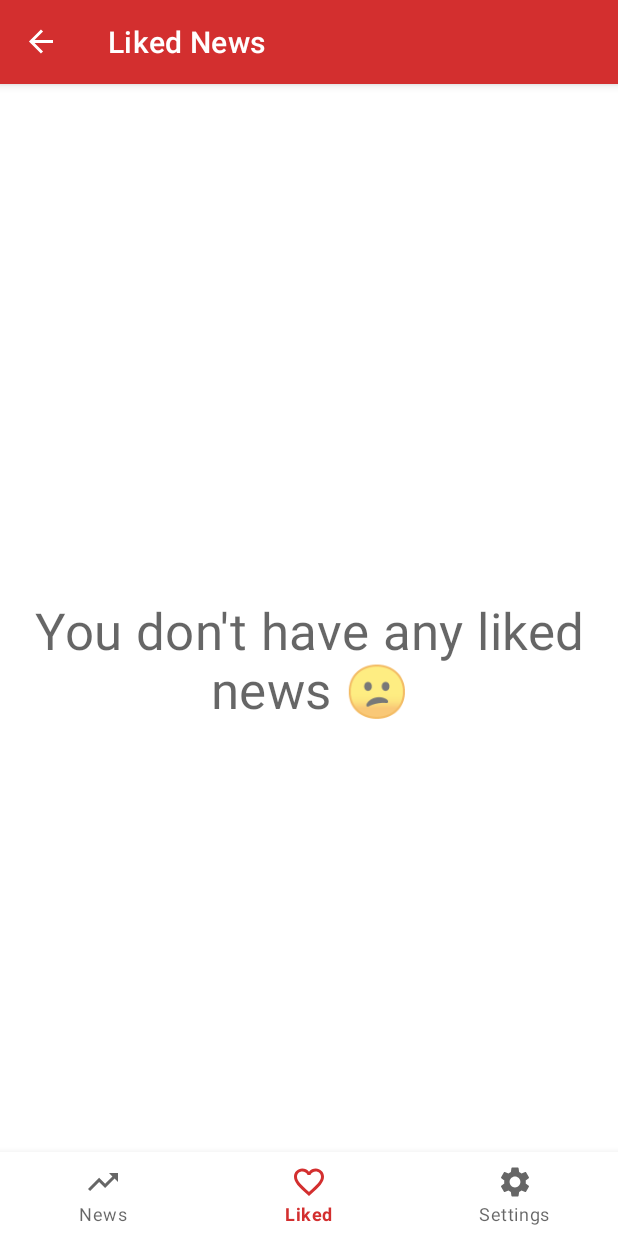
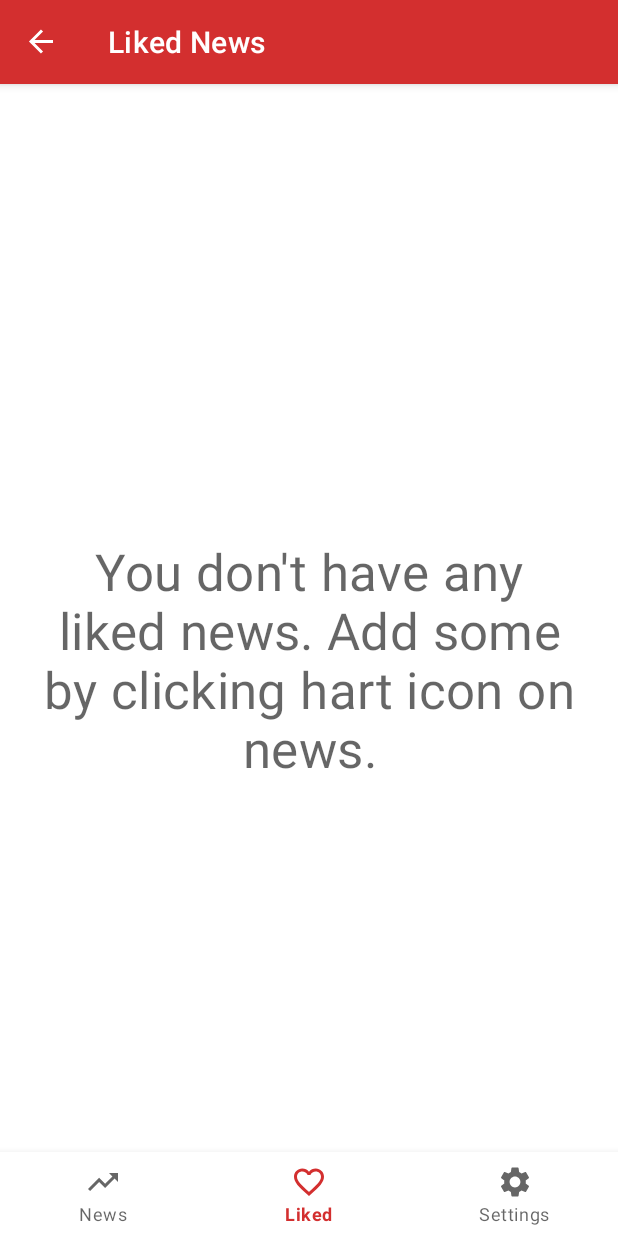
Before and after one commit to CzarqR/Newsi, an Android app: the screen it shows after launch (MainActivity), item 2 of the bottom bar chosen, on a phone screen of 412 x 824 dp. Run offline under Robolectric (Android 15) with nearby library versions, the phone set to English and light mode, and no system bars; our stand-ins replace Dagger/Hilt's generated code, Room's generated code, Timber, navigation-ui, paging; libraries missing offline, so code that uses them is left out: androidx.hilt, androidx.hilt.lifecycle, androidx.hilt.work, com.myniprojects.livesh; 5 statements that could not run were skipped.

Commit message:
Info about empty result, refresh bug fix, glide error changes, notification hot news

```diff
--- a/app/src/main/java/com/myniprojects/newsi/db/AppDatabase.kt
+++ b/app/src/main/java/com/myniprojects/newsi/db/AppDatabase.kt
@@ -15,7 +15,7 @@ import com.myniprojects.newsi.domain.News
 )
 abstract class AppDatabase : RoomDatabase()
 {
-    abstract val newsDao: NewsDao
+    abstract val cacheNewsDao: NewsDao
     abstract val remoteKeysDao: RemoteKeysDao
     abstract val domainNewsDao: DomainNewsDao
 }
--- a/app/src/main/java/com/myniprojects/newsi/db/NewsDao.kt
+++ b/app/src/main/java/com/myniprojects/newsi/db/NewsDao.kt
@@ -1,5 +1,6 @@
 package com.myniprojects.newsi.db
 
+import androidx.lifecycle.LiveData
 import androidx.paging.PagingSource
 import androidx.room.Dao
 import androidx.room.Insert
@@ -24,4 +25,7 @@ interface NewsDao
 
     @Query("UPDATE news_entity SET isLiked = :isLiked WHERE url = :url")
     suspend fun changeLike(isLiked: Boolean, url: String)
+
+    @Query("SELECT COUNT(url) FROM news_entity")
+    fun countLiked(): LiveData<Long>
 }
--- a/app/src/main/java/com/myniprojects/newsi/di/DatabaseModule.kt
+++ b/app/src/main/java/com/myniprojects/newsi/di/DatabaseModule.kt
@@ -29,5 +29,5 @@ object DatabaseModule
 
     @Singleton
     @Provides
-    fun provideNewsDao(db: AppDatabase): NewsDao = db.newsDao
+    fun provideNewsDao(db: AppDatabase): NewsDao = db.cacheNewsDao
 }
--- a/app/src/main/java/com/myniprojects/newsi/repository/MainRepository.kt
+++ b/app/src/main/java/com/myniprojects/newsi/repository/MainRepository.kt
@@ -35,7 +35,7 @@ class NewsRepository @Inject constructor(
     fun getSearchResultStream(searchKey: String?): Flow<PagingData<News>>
     {
         Timber.d("getSearchResultStream")
-        val pagingSourceFactory = { database.newsDao.getNews() }
+        val pagingSourceFactory = { database.cacheNewsDao.getNews() }
 
         return Pager(
             config = PagingConfig(
--- a/app/src/main/java/com/myniprojects/newsi/repository/NewsRemoteMediator.kt
+++ b/app/src/main/java/com/myniprojects/newsi/repository/NewsRemoteMediator.kt
@@ -83,7 +83,7 @@ class NewsRemoteMediator @Inject constructor(
                 {
                     Timber.d("Clear db")
                     database.remoteKeysDao.clearRemoteKeys()
-                    database.newsDao.clearNews()
+                    database.cacheNewsDao.clearNews()
                 }
 
                 val prevKey = if (page == NEWS_STARTING_PAGE_INDEX) null else page - 1
@@ -97,7 +97,7 @@ class NewsRemoteMediator @Inject constructor(
                 }
 
                 database.remoteKeysDao.insertAll(keys)
-                database.newsDao.insertAll(networkToEntityMapper.mapToNewModelList(news))
+                database.cacheNewsDao.insertAll(networkToEntityMapper.mapToNewModelList(news))
             }
             return MediatorResult.Success(endOfPaginationReached = endOfPaginationReached)
         }
--- a/app/src/main/java/com/myniprojects/newsi/ui/BaseApplication.kt
+++ b/app/src/main/java/com/myniprojects/newsi/ui/BaseApplication.kt
@@ -7,16 +7,14 @@ import android.content.SharedPreferences
 import android.content.res.Configuration
 import android.os.Build
 import androidx.hilt.work.HiltWorkerFactory
-import androidx.work.Constraints
-import androidx.work.ExistingPeriodicWorkPolicy
-import androidx.work.PeriodicWorkRequestBuilder
-import androidx.work.WorkManager
+import androidx.work.*
 import com.myniprojects.newsi.BuildConfig
 import com.myniprojects.newsi.R
 import com.myniprojects.newsi.utils.Constants.CHANNEL_FRESH_NEWS_ID
 import com.myniprojects.newsi.utils.Constants.DARK_MODE_SH
 import com.myniprojects.newsi.utils.Constants.FIRST_RUN_SH
 import com.myniprojects.newsi.utils.Constants.LAST_RUN_SH
+import com.myniprojects.newsi.utils.Constants.LOAD_DEFAULT_TIME
 import com.myniprojects.newsi.utils.Constants.REFRESH_WORK_NAME
 import com.myniprojects.newsi.wrok.RefreshDataWorker
 import dagger.hilt.android.HiltAndroidApp
@@ -90,17 +88,15 @@ class BaseApplication : Application(), androidx.work.Configuration.Provider
     private fun setupRecurringWork()
     {
         val constraints = Constraints.Builder()
-//            .setRequiredNetworkType(NetworkType.UNMETERED)
-//            .setRequiresBatteryNotLow(true)
-//            .setRequiresCharging(true)
-            .apply {
-//                if (Build.VERSION.SDK_INT >= Build.VERSION_CODES.M)
-//                {
-//                    setRequiresDeviceIdle(true)
-//                }
-            }.build()
+            .setRequiredNetworkType(NetworkType.UNMETERED)
+            .setRequiresBatteryNotLow(true)
+//            .setRequiresCharging(true) // do not require charging
+            .build()
 
-        val repeatingRequest = PeriodicWorkRequestBuilder<RefreshDataWorker>(1, TimeUnit.MINUTES)
+        val repeatingRequest = PeriodicWorkRequestBuilder<RefreshDataWorker>(
+            LOAD_DEFAULT_TIME,
+            TimeUnit.HOURS
+        )
             .setConstraints(constraints)
             .build()
 
--- a/app/src/main/java/com/myniprojects/newsi/ui/MainActivity.kt
+++ b/app/src/main/java/com/myniprojects/newsi/ui/MainActivity.kt
@@ -15,9 +15,8 @@ import androidx.navigation.ui.NavigationUI
 import androidx.navigation.ui.setupWithNavController
 import com.myniprojects.newsi.R
 import com.myniprojects.newsi.databinding.ActivityMainBinding
-import com.myniprojects.newsi.utils.Constants.FRESH_NEWS_NOTIFICATION_ID
+import com.myniprojects.newsi.utils.Constants.HOT_NEWS
 import com.myniprojects.newsi.utils.Constants.SEARCH_INPUT_KEY
-import com.myniprojects.newsi.utils.createFreshNewsNotification
 import com.myniprojects.newsi.viewmodel.MainViewModel
 import dagger.hilt.android.AndroidEntryPoint
 import timber.log.Timber
@@ -42,9 +41,21 @@ class MainActivity : AppCompatActivity()
         setContentView(binding.root)
 
         receiveInput()
-
         setupNavigation()
 
+        initNotification()
+    }
+
+    private fun initNotification()
+    {
+        notificationManager = if (android.os.Build.VERSION.SDK_INT >= android.os.Build.VERSION_CODES.M)
+        {
+            getSystemService(NotificationManager::class.java)
+        }
+        else
+        {
+            getSystemService(Context.NOTIFICATION_SERVICE) as NotificationManager
+        }
         notificationManager?.cancelAll() // clear all notification
     }
 
@@ -90,15 +101,22 @@ class MainActivity : AppCompatActivity()
                 R.id.newsFragment ->
                 {
                     binding.bottomNavigationView.visibility = View.GONE
+                    binding.chipsQuickSearch.visibility = View.GONE
                 }
                 R.id.settingsFragment ->
                 {
                     binding.bottomNavigationView.visibility = View.VISIBLE
-
+                    binding.chipsQuickSearch.visibility = View.GONE
                 }
-                else ->
+                R.id.homeFragment ->
                 {
                     binding.bottomNavigationView.visibility = View.VISIBLE
+                    binding.chipsQuickSearch.visibility = View.VISIBLE
+                }
+                R.id.likedFragment ->
+                {
+                    binding.bottomNavigationView.visibility = View.VISIBLE
+                    binding.chipsQuickSearch.visibility = View.GONE
                 }
             }
         }
@@ -111,9 +129,22 @@ class MainActivity : AppCompatActivity()
 
     private fun receiveInput()
     {
+        // search keyword
         val intent = this.intent
         val remoteInput = RemoteInput.getResultsFromIntent(intent)
-        viewModel.submittedKey = remoteInput?.getCharSequence(SEARCH_INPUT_KEY)?.toString()
-        notificationManager?.cancelAll()
+
+        remoteInput?.getCharSequence(SEARCH_INPUT_KEY)?.toString()?.let {
+            Timber.d("Received search keyword $it")
+            viewModel.submittedKey = it
+            return
+        }
+
+        // hot news
+        getIntent()?.getStringExtra(HOT_NEWS.first)?.let {
+            Timber.d("Received intent hot news search keyword $it")
+            viewModel.submittedKey = it
+            return
+        }
+
     }
 }
--- a/app/src/main/java/com/myniprojects/newsi/ui/fragments/HomeFragment.kt
+++ b/app/src/main/java/com/myniprojects/newsi/ui/fragments/HomeFragment.kt
@@ -9,6 +9,7 @@ import androidx.fragment.app.activityViewModels
 import androidx.lifecycle.lifecycleScope
 import androidx.navigation.fragment.findNavController
 import androidx.paging.LoadState
+import com.myniprojects.newsi.R
 import com.myniprojects.newsi.adapters.newsrecycler.NewsClickListener
 import com.myniprojects.newsi.adapters.newsrecycler.NewsLoadStateAdapter
 import com.myniprojects.newsi.adapters.newsrecycler.NewsRecyclerAdapter
@@ -19,11 +20,12 @@ import com.myniprojects.newsi.utils.openWeb
 import com.myniprojects.newsi.utils.showSnackbarWithCancellation
 import com.myniprojects.newsi.viewmodel.MainViewModel
 import dagger.hilt.android.AndroidEntryPoint
+import kotlinx.coroutines.Dispatchers
 import kotlinx.coroutines.Job
 import kotlinx.coroutines.flow.collectLatest
 import kotlinx.coroutines.launch
+import kotlinx.coroutines.withContext
 import timber.log.Timber
-import com.myniprojects.newsi.R
 
 @AndroidEntryPoint
 class HomeFragment : Fragment(R.layout.fragment_home)
@@ -37,12 +39,12 @@ class HomeFragment : Fragment(R.layout.fragment_home)
     private var searchJob: Job? = null
 
     // passing null will get trending news, giving any not empty string will search news by keyword
-    private fun search()
+    private fun search(forceNewLoad: Boolean = false)
     {
         // Make sure we cancel the previous job before creating a new one
         searchJob?.cancel()
         searchJob = lifecycleScope.launch {
-            viewModel.searchNews().collectLatest {
+            viewModel.searchNews(forceNewLoad).collectLatest {
                 newsRecyclerAdapter.submitData(it)
             }
         }
@@ -70,8 +72,32 @@ class HomeFragment : Fragment(R.layout.fragment_home)
     {
         viewModel.scrollPosHome.observe(viewLifecycleOwner, {
             it?.let {
-                Timber.d("Observed ${this.hashCode()} $it")
                 binding.recViewNews.layoutManager?.onRestoreInstanceState(it)
+            }
+        })
+
+        viewModel.countHomeNews.observe(viewLifecycleOwner, {
+            it?.let {
+                lifecycleScope.launch {
+                    newsRecyclerAdapter.loadStateFlow.collectLatest { loadSate ->
+                        withContext(Dispatchers.Main)
+                        {
+                            when (loadSate.mediator?.refresh)
+                            {
+                                is LoadState.NotLoading ->
+                                {
+                                    binding.txtNotFound.isVisible = it == 0L
+                                }
+                                LoadState.Loading, is LoadState.Error ->
+                                {
+                                    binding.txtNotFound.isVisible = false
+                                }
+                            }
+                        }
+
+                    }
+                }
+                binding.txtNotFound.isVisible = it <= 0
             }
         })
     }
@@ -235,7 +261,8 @@ class HomeFragment : Fragment(R.layout.fragment_home)
             R.id.itemRefresh ->
             {
                 Timber.d("Refresh")
-                newsRecyclerAdapter.refresh()
+//                newsRecyclerAdapter.refresh()
+                search(true)
                 true
             }
             else ->
--- a/app/src/main/java/com/myniprojects/newsi/utils/Constants.kt
+++ b/app/src/main/java/com/myniprojects/newsi/utils/Constants.kt
@@ -1,6 +1,8 @@
 package com.myniprojects.newsi.utils
 
 import android.os.Build
+import androidx.annotation.StringRes
+import com.myniprojects.newsi.R
 import java.time.format.DateTimeFormatter
 
 object Constants
@@ -10,8 +12,8 @@ object Constants
     const val HEADER_HOST = "x-rapidapi-host: webit-news-search.p.rapidapi.com"
     const val HEADER_KEY = "x-rapidapi-key: 3afd6a0154mshce0ba6c65a48cb8p18fdf5jsn9a31d07e7509"
     const val NEWS_STARTING_PAGE_INDEX = 0
-    const val NETWORK_PAGE_SIZE = 20
-    const val INITIAL_LOAD_SIZE = 3
+    const val NETWORK_PAGE_SIZE = 30
+    const val INITIAL_LOAD_SIZE = 2
 
     // date-time format
     const val NETWORK_DATE_FORMAT = "yyyy-MM-dd HH:mm:ss"
@@ -63,7 +65,8 @@ object Constants
 
     // WorkManager
     const val REFRESH_WORK_NAME = "REFRESH_DATA_WORKER"
-    const val LOAD_AFTER_MIN = 1000 * 60 //* 60 * 2
+    const val LOAD_AFTER_MINIMUM = 1000 * 60 * 60 * 3 // load fresh news only after 3h after last app run
+    const val LOAD_DEFAULT_TIME = 1L // run WorkManager after 12 hours (1 to test)
 
 
     // Notifications
@@ -71,5 +74,10 @@ object Constants
     const val SEARCH_INPUT_KEY = "SEARCH_INPUT_KEY"
     const val FRESH_NEWS_NOTIFICATION_ID = 13
 
+    private const val HOT_NEWS_KEY = "HOT_NEWS_KEY"
 
+    @StringRes
+    private const val HOT_NEWS_NAME = R.string.hot_news_notification
+
+    val HOT_NEWS = HOT_NEWS_KEY to HOT_NEWS_NAME
 }
--- a/app/src/main/java/com/myniprojects/newsi/viewmodel/MainViewModel.kt
+++ b/app/src/main/java/com/myniprojects/newsi/viewmodel/MainViewModel.kt
@@ -36,6 +36,11 @@ class MainViewModel @ViewModelInject constructor(
     private var currentSearchResult: Flow<PagingData<NewsRecyclerModel>>? = null
 
 
+    val likedNews = newsRepository.getLikedNews().mapToRecyclerModel().cachedIn(viewModelScope)
+    val countLikeNews = appDatabase.domainNewsDao.countLiked()
+
+    val countHomeNews = appDatabase.cacheNewsDao.countLiked()
+
     var currentKey: String? = null
         private set
 
@@ -48,12 +53,12 @@ class MainViewModel @ViewModelInject constructor(
             .apply()
     }
 
-    fun searchNews(): Flow<PagingData<NewsRecyclerModel>>
+    fun searchNews(forceNewLoad: Boolean = false): Flow<PagingData<NewsRecyclerModel>>
     {
         Timber.d("Search news with key:$submittedKey")
         val lastResult = currentSearchResult
 
-        if (currentKey == submittedKey && lastResult != null)
+        if (!forceNewLoad && currentKey == submittedKey && lastResult != null)
         {
             return lastResult
         }
@@ -99,9 +104,7 @@ class MainViewModel @ViewModelInject constructor(
         Timber.d("Like $news")
 
         viewModelScope.launch(Dispatchers.IO) {
-            appDatabase.newsDao.changeLike(!news.isLiked, news.url)
-
-//            news.isLiked = !news.isLiked
+            appDatabase.cacheNewsDao.changeLike(!news.isLiked, news.url)
 
             val c = news.copy(isLiked = !news.isLiked)
 
@@ -123,7 +126,7 @@ class MainViewModel @ViewModelInject constructor(
         openedNews.isLiked = !openedNews.isLiked
 
         viewModelScope.launch(Dispatchers.IO) {
-            appDatabase.newsDao.changeLike(openedNews.isLiked, openedNews.url)
+            appDatabase.cacheNewsDao.changeLike(openedNews.isLiked, openedNews.url)
 
             if (openedNews.isLiked)
             {
@@ -141,10 +144,6 @@ class MainViewModel @ViewModelInject constructor(
         Timber.d("Open news $news")
         openedNews = news
     }
-
-    val likedNews = newsRepository.getLikedNews().mapToRecyclerModel().cachedIn(viewModelScope)
-    val countLikeNews = appDatabase.domainNewsDao.countLiked()
-
 
     private fun Flow<PagingData<News>>.mapToRecyclerModel(): Flow<PagingData<NewsRecyclerModel>>
     {
@@ -199,11 +198,6 @@ class MainViewModel @ViewModelInject constructor(
         _scrollPosLiked.value = onSaveInstanceState
     }
 
-    fun initInput(inputText: String?)
-    {
-        Timber.d(inputText)
-    }
-
     private val _scrollPosLiked: MutableLiveData<Parcelable?> = MutableLiveData<Parcelable?>()
     val scrollPosLiked: LiveData<Parcelable?>
         get() = _scrollPosLiked
--- a/app/src/main/res/layout/activity_main.xml
+++ b/app/src/main/res/layout/activity_main.xml
@@ -35,6 +35,24 @@
                 app:title="@string/trending_now"
                 />
 
+            <HorizontalScrollView
+                android:layout_width="wrap_content"
+                android:layout_height="wrap_content"
+                app:layout_scrollFlags="scroll|enterAlways"
+                >
+
+                <com.google.android.material.chip.ChipGroup
+                    android:id="@+id/chipsQuickSearch"
+                    android:layout_width="wrap_content"
+                    android:layout_height="wrap_content"
+                    app:singleLine="true"
+                    app:singleSelection="true"
+                    />
+
+
+            </HorizontalScrollView>
+
+
         </com.google.android.material.appbar.AppBarLayout>
 
 
@@ -46,7 +64,9 @@
             app:defaultNavHost="true"
             app:layout_behavior="@string/appbar_scrolling_view_behavior"
             app:navGraph="@navigation/nav_graph"
-            />
+            >
+
+        </androidx.fragment.app.FragmentContainerView>
 
 
     </androidx.coordinatorlayout.widget.CoordinatorLayout>
--- a/app/src/main/res/layout/fragment_liked.xml
+++ b/app/src/main/res/layout/fragment_liked.xml
@@ -22,6 +22,6 @@
         android:text="@string/no_liked_news"
         android:padding="16dp"
         android:textAppearance="?attr/textAppearanceHeadline4"
+        />
 
-        />
 </FrameLayout>
--- a/app/src/main/res/layout/news_recycler_item.xml
+++ b/app/src/main/res/layout/news_recycler_item.xml
@@ -42,8 +42,6 @@
                 android:layout_height="wrap_content"
                 android:adjustViewBounds="true"
                 android:contentDescription="@string/article_image"
-                android:maxHeight="250dp"
-                android:scaleType="centerCrop"
                 app:imageUrl="@{news.imageUrl}"
                 tools:srcCompat="@tools:sample/backgrounds/scenic"
                 />
--- a/app/src/main/res/values/strings.xml
+++ b/app/src/main/res/values/strings.xml
@@ -19,7 +19,7 @@
     <string name="open_in_browser">Open in browser</string>
     <string name="more_options">More options</string>
     <string name="couldnt_load_new_data">We can\'t load current news. You see news loaded previously. Check Your internet connection</string>
-    <string name="no_liked_news">You don\'t have any liked news &#128533;</string>
+    <string name="no_liked_news">You don\'t have any liked news. Add some by clicking hart icon on news.</string>
     <string name="channel_base_name">Fresh news</string>
     <string name="channel_base_desc">Notifications about loading news</string>
     <string name="open">Open</string>
@@ -27,4 +27,6 @@
     <string name="fresh_news_content">"We loaded fresh news for You. Check it! &#x1f4f0;"</string>
     <string name="fresh_news_hint">Search news</string>
     <string name="find_news">Find news</string>
+    <string name="hot_news_notification">Covid</string>
+    <string name="news_not_found">News not found</string>
 </resources>
```
Also changed, not shown: app/src/main/java/com/myniprojects/newsi/utils/BindingAdapters.kt (+10 -7 lines), app/src/main/java/com/myniprojects/newsi/utils/Notification.kt (+18 -2 lines), app/src/main/java/com/myniprojects/newsi/wrok/RefreshDataWorker.kt (+5 -10 lines), app/src/main/res/layout/fragment_home.xml (+10 -0 lines).
